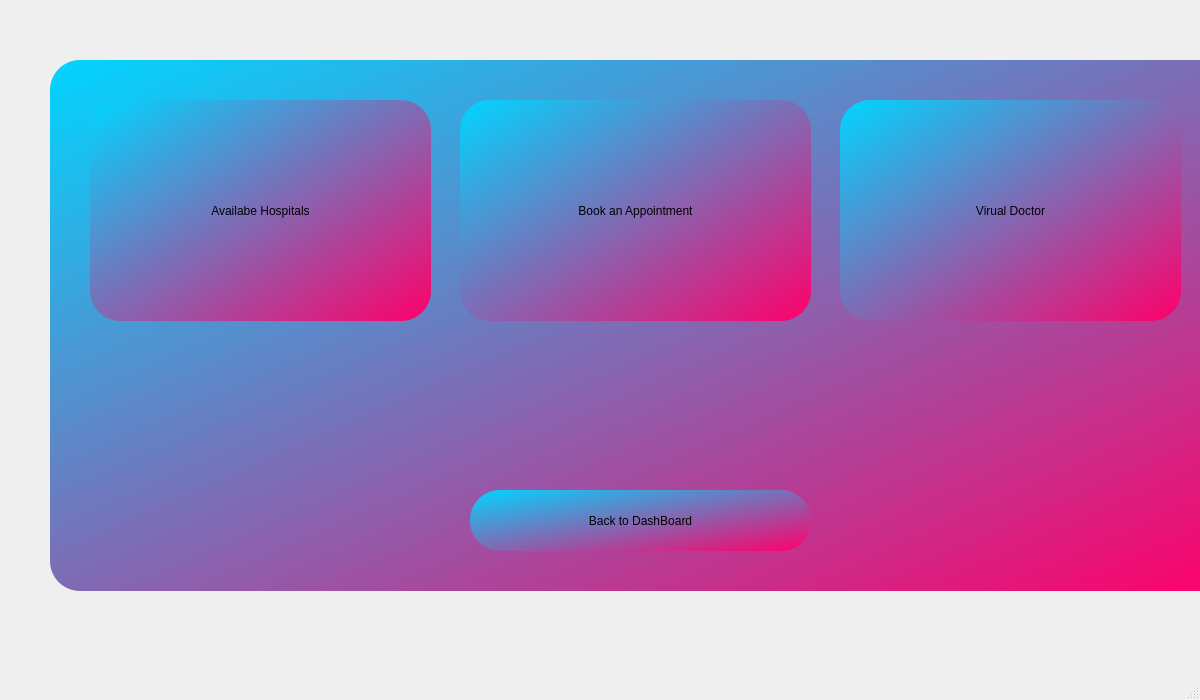
This is CoviCURE/Forms/Hospital/hospdash.ui in ayush-regmi/CoviCURE as Qt 5 draws it before an edit. The edited form follows.
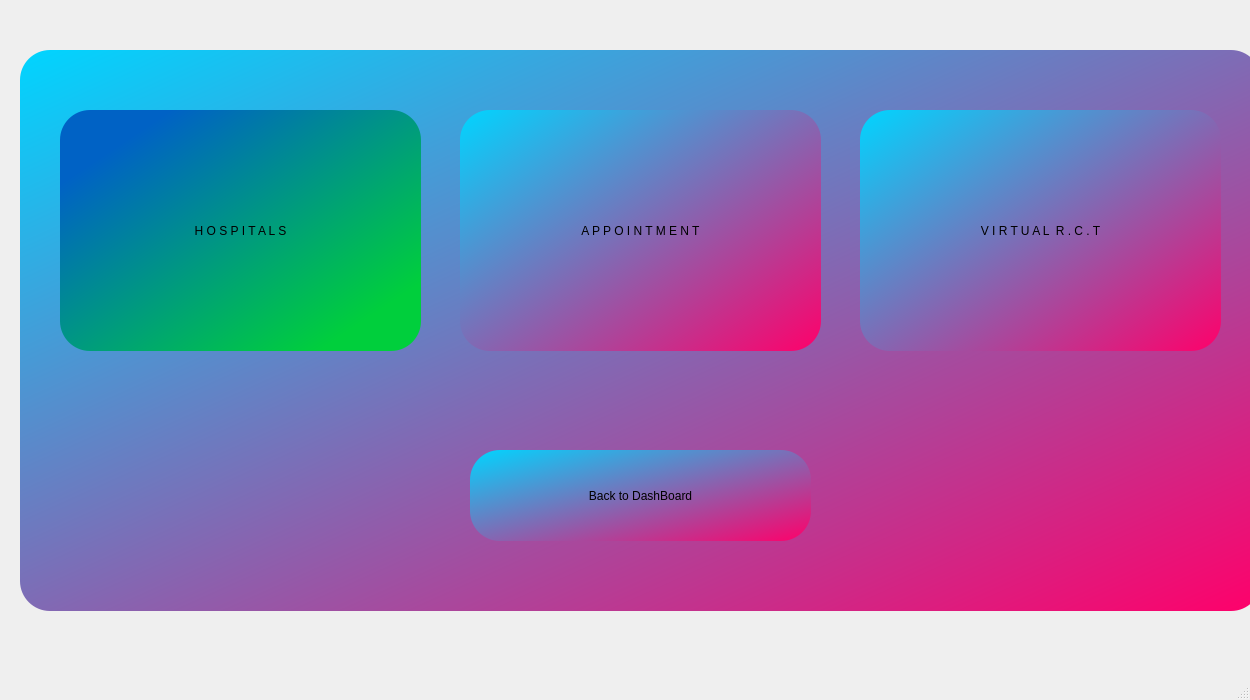
This is the edited form.

The edit to the form file:
```diff
--- a/CoviCURE/Forms/Hospital/hospdash.ui
+++ b/CoviCURE/Forms/Hospital/hospdash.ui
@@ -6,7 +6,7 @@
    <rect>
     <x>0</x>
     <y>0</y>
-    <width>1200</width>
+    <width>1250</width>
     <height>700</height>
    </rect>
   </property>
@@ -17,10 +17,10 @@
    <widget class="QGroupBox" name="groupBox">
     <property name="geometry">
      <rect>
-      <x>50</x>
-      <y>60</y>
-      <width>1181</width>
-      <height>531</height>
+      <x>20</x>
+      <y>50</y>
+      <width>1241</width>
+      <height>561</height>
      </rect>
     </property>
     <property name="styleSheet">
@@ -33,10 +33,10 @@
     <widget class="QPushButton" name="pushVirtualdoctor">
      <property name="geometry">
       <rect>
-       <x>790</x>
-       <y>40</y>
-       <width>341</width>
-       <height>221</height>
+       <x>840</x>
+       <y>60</y>
+       <width>361</width>
+       <height>241</height>
       </rect>
      </property>
      <property name="sizePolicy">
@@ -46,16 +46,16 @@
       </sizepolicy>
      </property>
      <property name="text">
-      <string>Virual Doctor</string>
+      <string>V I R T U A L  R . C . T</string>
      </property>
     </widget>
     <widget class="QPushButton" name="pushAppointment">
      <property name="geometry">
       <rect>
-       <x>410</x>
-       <y>40</y>
-       <width>351</width>
-       <height>221</height>
+       <x>440</x>
+       <y>60</y>
+       <width>361</width>
+       <height>241</height>
       </rect>
      </property>
      <property name="sizePolicy">
@@ -65,16 +65,16 @@
       </sizepolicy>
      </property>
      <property name="text">
-      <string>Book an Appointment</string>
+      <string>A P P O I N T M E N T</string>
      </property>
     </widget>
     <widget class="QPushButton" name="pushHospitals">
      <property name="geometry">
       <rect>
        <x>40</x>
-       <y>40</y>
-       <width>341</width>
-       <height>221</height>
+       <y>60</y>
+       <width>361</width>
+       <height>241</height>
       </rect>
      </property>
      <property name="sizePolicy">
@@ -83,17 +83,20 @@
        <verstretch>0</verstretch>
       </sizepolicy>
      </property>
+     <property name="styleSheet">
+      <string notr="true">background-color: qlineargradient(spread:reflect, x1:0, y1:0, x2:1, y2:1, stop:0.153409 rgba(0, 98, 197, 255), stop:0.857955 rgba(0, 207, 60, 255));</string>
+     </property>
      <property name="text">
-      <string>Availabe Hospitals</string>
+      <string>H O S P I T A L S</string>
      </property>
     </widget>
     <widget class="QPushButton" name="pushDashboard">
      <property name="geometry">
       <rect>
-       <x>420</x>
-       <y>430</y>
+       <x>450</x>
+       <y>400</y>
        <width>341</width>
-       <height>61</height>
+       <height>91</height>
       </rect>
      </property>
      <property name="sizePolicy">
```
Left out of the diff: 2 changed lines with no effect on the pictures.
